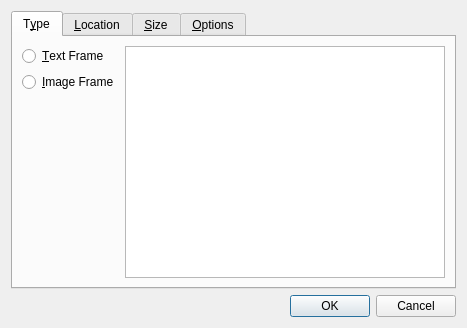
scribusproject/scribus, file scribus/ui/insertaframe.ui: the form before one commit.
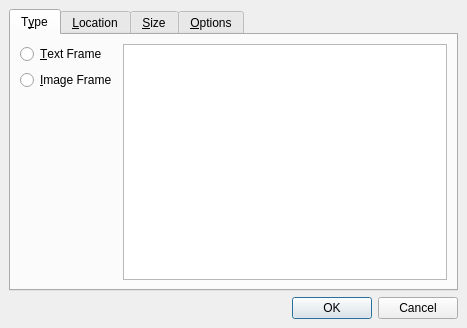
The form after the commit. Custom widgets are drawn as their Qt base class.

Commit message: #16415: Fix default dialog margins <bubu>

The edit to the form file:
```diff
--- a/scribus/ui/insertaframe.ui
+++ b/scribus/ui/insertaframe.ui
@@ -14,6 +14,18 @@
    <string>Insert Frames</string>
   </property>
   <layout class="QVBoxLayout">
+   <property name="leftMargin">
+    <number>9</number>
+   </property>
+   <property name="topMargin">
+    <number>9</number>
+   </property>
+   <property name="rightMargin">
+    <number>9</number>
+   </property>
+   <property name="bottomMargin">
+    <number>9</number>
+   </property>
    <item>
     <widget class="QTabWidget" name="tabWidget">
      <property name="currentIndex">
```
The commit also changes 8 other files.
